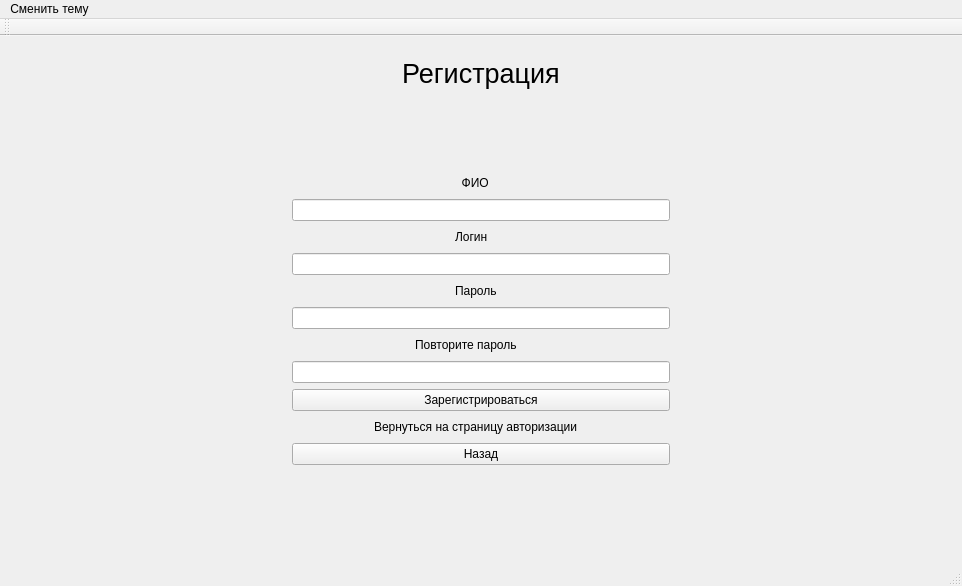
a-mihaylov/salary, file salary/salary.ui: the form before one commit.
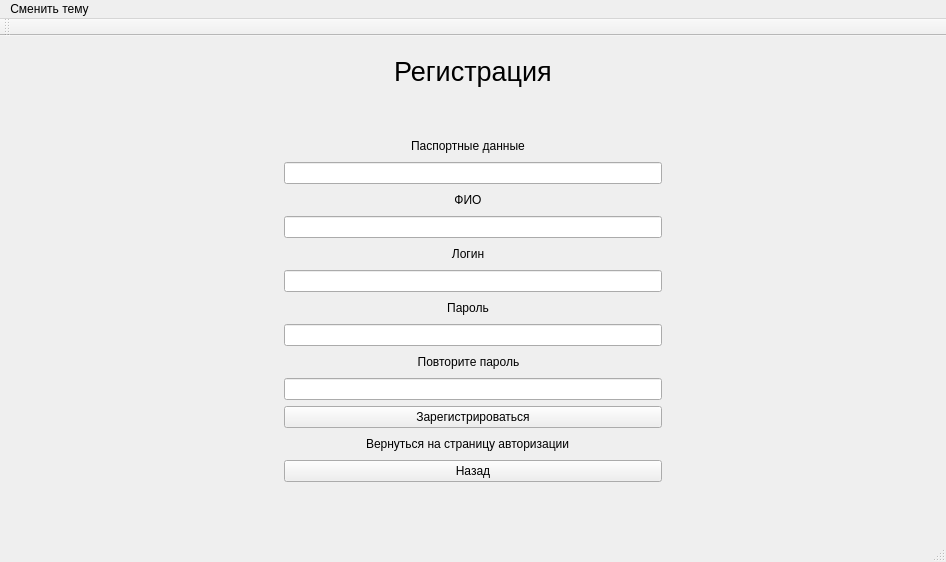
The form after the commit. The open tabs and pages were chosen to show the change. Custom widgets are drawn as their Qt base class.

Commit message: Добавление полей для ввода и отображения паспортных данных.

```diff
--- a/salary/salary.ui
+++ b/salary/salary.ui
@@ -14,9 +14,15 @@
    <string>Автоматизированная система предприятия</string>
   </property>
   <widget class="QWidget" name="centralWidget">
-   <layout class="QGridLayout" name="gridLayout_2">
-    <item row="0" column="0">
      <widget class="QStackedWidget" name="stackedWidget">
+    <property name="geometry">
+     <rect>
+      <x>9</x>
+      <y>9</y>
+      <width>928</width>
+      <height>491</height>
+     </rect>
+    </property>
       <property name="currentIndex">
        <number>0</number>
       </property>
@@ -2187,43 +2193,7 @@
          <layout class="QGridLayout" name="gridLayout_19">
           <item row="1" column="1">
            <layout class="QGridLayout" name="gridLayout_20">
-            <item row="0" column="0" colspan="3">
-             <spacer name="horizontalSpacer_61">
-              <property name="orientation">
-               <enum>Qt::Horizontal</enum>
-              </property>
-              <property name="sizeHint" stdset="0">
-               <size>
-                <width>88</width>
-                <height>20</height>
-               </size>
-              </property>
-             </spacer>
-            </item>
-            <item row="0" column="3">
-             <widget class="QLabel" name="label_31">
-              <property name="text">
-               <string>  ФИО</string>
-              </property>
-             </widget>
-            </item>
-            <item row="0" column="4" colspan="3">
-             <spacer name="horizontalSpacer_62">
-              <property name="orientation">
-               <enum>Qt::Horizontal</enum>
-              </property>
-              <property name="sizeHint" stdset="0">
-               <size>
-                <width>98</width>
-                <height>17</height>
-               </size>
-              </property>
-             </spacer>
-            </item>
-            <item row="1" column="0" colspan="7">
-             <widget class="QLineEdit" name="registration_fio"/>
-            </item>
-            <item row="2" column="0" colspan="3">
+          <item row="6" column="0" colspan="3">
              <spacer name="horizontalSpacer_63">
               <property name="orientation">
                <enum>Qt::Horizontal</enum>
@@ -2236,50 +2206,56 @@
               </property>
              </spacer>
             </item>
-            <item row="2" column="3">
+          <item row="5" column="0" colspan="7">
+           <widget class="QLineEdit" name="registration_fio"/>
+          </item>
+          <item row="6" column="3">
              <widget class="QLabel" name="label_32">
               <property name="text">
                <string>Логин</string>
               </property>
-             </widget>
-            </item>
-            <item row="2" column="4" colspan="3">
-             <spacer name="horizontalSpacer_64">
-              <property name="orientation">
-               <enum>Qt::Horizontal</enum>
-              </property>
-              <property name="sizeHint" stdset="0">
-               <size>
-                <width>88</width>
-                <height>17</height>
-               </size>
-              </property>
-             </spacer>
-            </item>
-            <item row="3" column="0" colspan="7">
-             <widget class="QLineEdit" name="registration_login"/>
-            </item>
-            <item row="4" column="0" colspan="3">
-             <spacer name="horizontalSpacer_65">
-              <property name="orientation">
-               <enum>Qt::Horizontal</enum>
-              </property>
-              <property name="sizeHint" stdset="0">
-               <size>
-                <width>88</width>
-                <height>20</height>
-               </size>
-              </property>
-             </spacer>
-            </item>
+            <property name="alignment">
+             <set>Qt::AlignCenter</set>
+            </property>
+           </widget>
+          </item>
             <item row="4" column="3">
-             <widget class="QLabel" name="label_33">
+           <widget class="QLabel" name="label_31">
               <property name="text">
-               <string>Пароль</string>
+             <string>ФИО</string>
+            </property>
+            <property name="alignment">
+             <set>Qt::AlignCenter</set>
               </property>
              </widget>
             </item>
             <item row="4" column="4" colspan="3">
+           <spacer name="horizontalSpacer_62">
+            <property name="orientation">
+             <enum>Qt::Horizontal</enum>
+            </property>
+            <property name="sizeHint" stdset="0">
+             <size>
+              <width>98</width>
+              <height>17</height>
+             </size>
+            </property>
+           </spacer>
+          </item>
+          <item row="4" column="0" colspan="3">
+           <spacer name="horizontalSpacer_61">
+            <property name="orientation">
+             <enum>Qt::Horizontal</enum>
+            </property>
+            <property name="sizeHint" stdset="0">
+             <size>
+              <width>88</width>
+              <height>20</height>
+             </size>
+            </property>
+           </spacer>
+          </item>
+          <item row="8" column="4" colspan="3">
              <spacer name="horizontalSpacer_66">
               <property name="orientation">
                <enum>Qt::Horizontal</enum>
@@ -2292,14 +2268,27 @@
               </property>
              </spacer>
             </item>
-            <item row="5" column="0" colspan="7">
+          <item row="8" column="0" colspan="3">
+           <spacer name="horizontalSpacer_65">
+            <property name="orientation">
+             <enum>Qt::Horizontal</enum>
+            </property>
+            <property name="sizeHint" stdset="0">
+             <size>
+              <width>88</width>
+              <height>20</height>
+             </size>
+            </property>
+           </spacer>
+          </item>
+          <item row="9" column="0" colspan="7">
              <widget class="QLineEdit" name="registration_password">
               <property name="echoMode">
                <enum>QLineEdit::Password</enum>
               </property>
              </widget>
             </item>
-            <item row="6" column="0" colspan="2">
+          <item row="10" column="0" colspan="2">
              <spacer name="horizontalSpacer_67">
               <property name="orientation">
                <enum>Qt::Horizontal</enum>
@@ -2312,14 +2301,60 @@
               </property>
              </spacer>
             </item>
-            <item row="6" column="2" colspan="3">
+          <item row="7" column="0" colspan="7">
+           <widget class="QLineEdit" name="registration_login"/>
+          </item>
+          <item row="6" column="4" colspan="3">
+           <spacer name="horizontalSpacer_64">
+            <property name="orientation">
+             <enum>Qt::Horizontal</enum>
+            </property>
+            <property name="sizeHint" stdset="0">
+             <size>
+              <width>88</width>
+              <height>17</height>
+             </size>
+            </property>
+           </spacer>
+          </item>
+          <item row="8" column="3">
+           <widget class="QLabel" name="label_33">
+            <property name="text">
+             <string>Пароль</string>
+            </property>
+            <property name="alignment">
+             <set>Qt::AlignCenter</set>
+            </property>
+           </widget>
+          </item>
+          <item row="11" column="0" colspan="7">
+           <widget class="QLineEdit" name="registration_password_repeat">
+            <property name="text">
+             <string/>
+            </property>
+            <property name="echoMode">
+             <enum>QLineEdit::Password</enum>
+            </property>
+           </widget>
+          </item>
+          <item row="10" column="2" colspan="3">
              <widget class="QLabel" name="label_34">
               <property name="text">
                <string>Повторите пароль</string>
               </property>
-             </widget>
-            </item>
-            <item row="6" column="5" colspan="2">
+            <property name="alignment">
+             <set>Qt::AlignCenter</set>
+            </property>
+           </widget>
+          </item>
+          <item row="12" column="0" colspan="7">
+           <widget class="QPushButton" name="registration_submit">
+            <property name="text">
+             <string>Зарегистрироваться</string>
+            </property>
+           </widget>
+          </item>
+          <item row="10" column="5" colspan="2">
              <spacer name="horizontalSpacer_68">
               <property name="orientation">
                <enum>Qt::Horizontal</enum>
@@ -2332,24 +2367,7 @@
               </property>
              </spacer>
             </item>
-            <item row="7" column="0" colspan="7">
-             <widget class="QLineEdit" name="registration_password_repeat">
-              <property name="text">
-               <string/>
-              </property>
-              <property name="echoMode">
-               <enum>QLineEdit::Password</enum>
-              </property>
-             </widget>
-            </item>
-            <item row="8" column="0" colspan="7">
-             <widget class="QPushButton" name="registration_submit">
-              <property name="text">
-               <string>Зарегистрироваться</string>
-              </property>
-             </widget>
-            </item>
-            <item row="9" column="0">
+          <item row="13" column="0">
              <spacer name="horizontalSpacer_69">
               <property name="orientation">
                <enum>Qt::Horizontal</enum>
@@ -2362,33 +2380,69 @@
               </property>
              </spacer>
             </item>
-            <item row="9" column="1" colspan="5">
+          <item row="13" column="6">
+           <spacer name="horizontalSpacer_70">
+            <property name="orientation">
+             <enum>Qt::Horizontal</enum>
+            </property>
+            <property name="sizeHint" stdset="0">
+             <size>
+              <width>13</width>
+              <height>20</height>
+             </size>
+            </property>
+           </spacer>
+          </item>
+          <item row="13" column="1" colspan="5">
              <widget class="QLabel" name="label_35">
               <property name="text">
                <string>Вернуться на страницу авторизации</string>
               </property>
              </widget>
             </item>
-            <item row="9" column="6">
-             <spacer name="horizontalSpacer_70">
-              <property name="orientation">
-               <enum>Qt::Horizontal</enum>
-              </property>
-              <property name="sizeHint" stdset="0">
-               <size>
-                <width>13</width>
-                <height>20</height>
-               </size>
-              </property>
-             </spacer>
-            </item>
-            <item row="10" column="0" colspan="7">
+          <item row="14" column="0" colspan="7">
              <widget class="QPushButton" name="registration_back">
               <property name="text">
                <string>Назад</string>
               </property>
              </widget>
             </item>
+          <item row="0" column="3">
+           <widget class="QLabel" name="label_37">
+            <property name="text">
+             <string>Паспортные данные</string>
+            </property>
+           </widget>
+          </item>
+          <item row="0" column="0" colspan="3">
+           <spacer name="horizontalSpacer_75">
+            <property name="orientation">
+             <enum>Qt::Horizontal</enum>
+            </property>
+            <property name="sizeHint" stdset="0">
+             <size>
+              <width>88</width>
+              <height>20</height>
+             </size>
+            </property>
+           </spacer>
+          </item>
+          <item row="0" column="4" colspan="3">
+           <spacer name="horizontalSpacer_76">
+            <property name="orientation">
+             <enum>Qt::Horizontal</enum>
+            </property>
+            <property name="sizeHint" stdset="0">
+             <size>
+              <width>98</width>
+              <height>17</height>
+             </size>
+            </property>
+           </spacer>
+          </item>
+          <item row="1" column="0" rowspan="3" colspan="7">
+           <widget class="QLineEdit" name="registration_passport"/>
+          </item>
            </layout>
           </item>
           <item row="0" column="1">
@@ -2448,8 +2502,6 @@
        </layout>
       </widget>
      </widget>
-    </item>
-   </layout>
   </widget>
   <widget class="QMenuBar" name="menuBar">
    <property name="geometry">
```
Left out of the diff: 187 changed lines with no effect on the pictures. Lines whose indentation alone changed are shown as unchanged. The commit also changes 1 other file.
